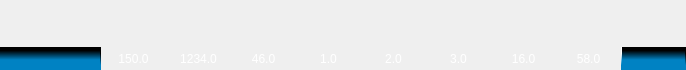
Qt form ui/menuwidget/topmenu.ui (15903016222/Voice) before a commit.
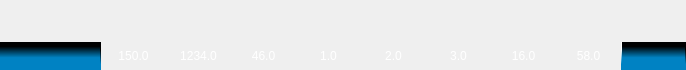
The same form after that commit.

What changed in the file:
```diff
--- a/ui/menuwidget/topmenu.ui
+++ b/ui/menuwidget/topmenu.ui
@@ -31,7 +31,7 @@
    </property>
    <item row="0" column="0">
     <widget class="QWidget" name="widget" native="true">
-     <layout class="QGridLayout" name="gridLayout_2" rowstretch="2,1" columnstretch="101,65,65,65,65,65,65,65,65,65">
+     <layout class="QGridLayout" name="gridLayout_2" rowstretch="3,2" columnstretch="101,65,65,65,65,65,65,65,65,65">
       <property name="leftMargin">
        <number>0</number>
       </property>
```
